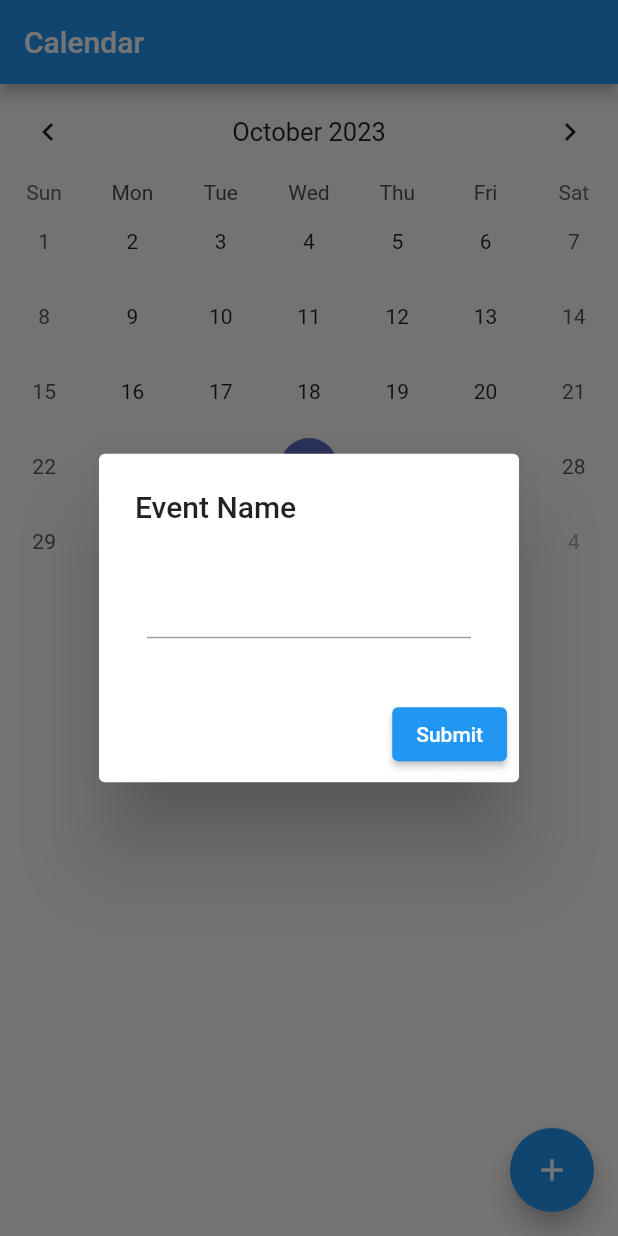
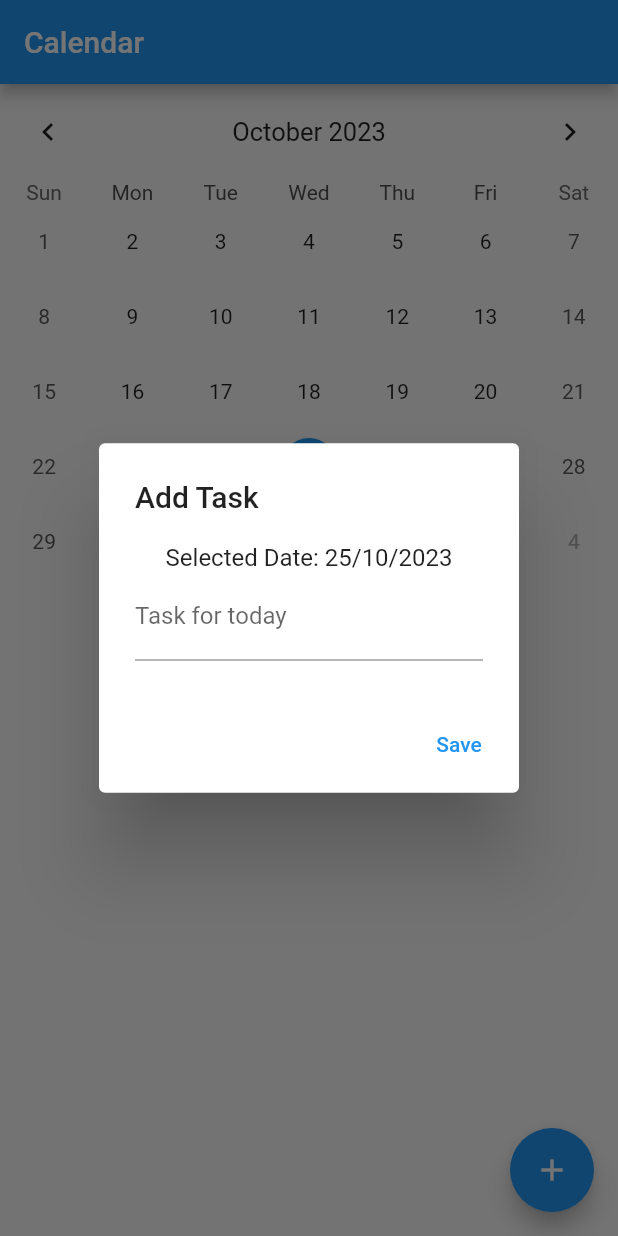
Before and after one commit to atan240/mindful_task_pro, a Flutter app: the Calendar screen opened directly, after a tap on the "add" icon, on a phone screen of 412 x 824 dp. Run offline on Flutter 3.47's test engine with Material 2 defaults, Android fonts, the phone set to English and light mode, and no system bars; drawn by our look-alikes of table_calendar; our stand-ins replace flutter_svg.

Commit message:
Fix date format in Calendar

```diff
--- a/lib/screens/Calendar.dart
+++ b/lib/screens/Calendar.dart
@@ -1,95 +1,146 @@
-import 'package:flutter/foundation.dart';
 import 'package:flutter/material.dart';
+import 'package:table_calendar/table_calendar.dart';
 import 'package:mindful_task_pro/event.dart';
-import 'package:table_calendar/table_calendar.dart';
-
-
-
-
-
+import 'package:intl/intl.dart';
 
 class Calendar extends StatefulWidget {
   @override
-  State<Calendar> createState() => _CalendarState();
+  State<Calendar> createState() => _CalendarAppState();
 }
 
-class _CalendarState extends State<Calendar> {
-   DateTime today = DateTime.now();
-   DateTime?  _selectedDay;
-   Map<DateTime, List<Events>> events = {};
+class _CalendarAppState extends State<Calendar>
+    with AutomaticKeepAliveClientMixin {
+  @override
+  bool get wantKeepAlive => true;
+
+  DateTime _today = DateTime.now();
+  DateTime? _selectedDay;
+  Map<DateTime, List<String>> _events = {};
   TextEditingController _eventController = TextEditingController();
-   //late final ValueNotifier <List<Events>> _selectedEvents;
-
-     get builder => null;
-   void _onDaySelected(DateTime day, DateTime focusedDay){
-    setState(() {
-      today = day;
-    });
-   }
 
   @override
   void initState() {
     super.initState();
-  _selectedDay = _selectedDay;
-  //_selectedEvents = ValueNotifier(_getEventsForDay(_selectedDay!));
-}
-//all events from the day
-List <Events> _getEventsForDay (DateTime day){
-  return events[day]?? [];
+    _selectedDay = _today;
   }
 
   @override
-  Widget build(BuildContext context) => Scaffold(
-        appBar: AppBar(title: const Text('Calendar'),),
-        floatingActionButton: FloatingActionButton(onPressed: (){
+  void dispose() {
+    _eventController.dispose();
+    super.dispose();
+  }
 
+  @override
+  Widget build(BuildContext context) {
+    return Scaffold(
+      appBar: AppBar(
+        title: Text('Calendar'),
+      ),
+      body: SingleChildScrollView(
+        child: Column(
+          crossAxisAlignment: CrossAxisAlignment.start,
+          children: <Widget>[
+            TableCalendar(
+              locale: 'en_us',
+              rowHeight: 50,
+              headerStyle:
+                  HeaderStyle(formatButtonVisible: false, titleCentered: true),
+              focusedDay: _today,
+              onDaySelected: (selectedDay, focusedDay) {
+                setState(() {
+                  _selectedDay = selectedDay;
+                });
+              },
+              eventLoader: (day) => _events[day] ?? [],
+              availableGestures: AvailableGestures.all,
+              selectedDayPredicate: (day) => isSameDay(day, _selectedDay),
+              firstDay: DateTime(2000, 01, 01),
+              lastDay: DateTime(2030, 01, 01),
+              calendarStyle: CalendarStyle(
+                selectedDecoration: BoxDecoration(
+                  shape: BoxShape.circle,
+                  color: Colors.blue,
+                ),
+              ),
+            ),
+            if (_events[_selectedDay] != null)
+              Column(
+                crossAxisAlignment: CrossAxisAlignment.start,
+                children: _events[_selectedDay]!.asMap().entries.map((entry) {
+                  final index = entry.key;
+                  final event = entry.value;
+                  return ListTile(
+                    title: Row(
+                      children: [
+                        Expanded(
+                          child: Text(event),
+                        ),
+                        IconButton(
+                          icon: Icon(Icons.delete),
+                          onPressed: () {
+                            setState(() {
+                              _events[_selectedDay!]!.removeAt(index);
+                            });
+                          },
+                        ),
+                      ],
+                    ),
+                  );
+                }).toList(),
+              ),
+          ],
+        ),
+      ),
+      floatingActionButton: FloatingActionButton(
+        onPressed: () {
           showDialog(
             context: context,
             builder: (context) {
               return AlertDialog(
-              scrollable: true,
-              title: Text('Event Name'),
-              content: Padding(
-                padding: EdgeInsets.all(8),
-                child: TextField(
+                title: Text('Add Task'),
+                content: Column(
+                  mainAxisSize: MainAxisSize.min,
+                  children: [
+                    // Text('Selected Date: ${_selectedDay?.toLocal()}'),
+                    Text(
+                        'Selected Date: ${_selectedDay != null ? DateFormat('dd/MM/yyyy').format(_selectedDay!) : ''}'),
+                    TextFormField(
                       controller: _eventController,
+                      decoration: InputDecoration(labelText: 'Task for today'),
                     ),
+                  ],
                 ),
-              actions: [
-                ElevatedButton(
-                  onPressed: (){
-                    events.addAll({_selectedDay!: [Events(_eventController.text)]
+                actions: <Widget>[
+                  TextButton(
+                    onPressed: () {
+                      final eventText = _eventController.text;
+                      if (eventText.isNotEmpty && _selectedDay != null) {
+                        setState(() {
+                          if (_events[_selectedDay!] == null) {
+                            _events[_selectedDay!] = [eventText];
+                          } else {
+                            _events[_selectedDay!]!.add(eventText);
+                          }
                         });
-
+                      }
+                      _eventController.clear();
                       Navigator.of(context).pop();
-                }, child: Text('Submit'),
-                )
+                    },
+                    child: Text('Save'),
+                  ),
                 ],
               );
-           });
             },
-        child: Icon(Icons.add)),
-        body: Container(
-          child: TableCalendar(
-            locale: 'en_us',
-            rowHeight: 50,
-            headerStyle: HeaderStyle(formatButtonVisible: false, titleCentered: true),
-            focusedDay: today,
-            onDaySelected: _onDaySelected,
-            eventLoader: _getEventsForDay,
-            availableGestures: AvailableGestures.all,
-            selectedDayPredicate: (day) => isSameDay(day, today),
-            firstDay: DateTime(2000, 01, 01),
-            lastDay: DateTime(2030, 01, 01),
-        ),
-
+          );
+        },
+        child: Icon(Icons.add),
       ),
     );
-
+  }
 }
 
-
-
-
-
-/////
+void main() {
+  runApp(MaterialApp(
+    home: Calendar(),
+  ));
+}
--- a/lib/screens/MyTimer.dart
+++ b/lib/screens/MyTimer.dart
@@ -10,6 +10,7 @@ class MyTimer extends StatelessWidget {
   Widget build(BuildContext context) {
     return MaterialApp(
       home: TimerPage(),
+      debugShowCheckedModeBanner: false,
     );
   }
 }
--- a/pubspec.yaml
+++ b/pubspec.yaml
@@ -35,6 +35,7 @@ dependencies:
   provider: ^6.0.0
   flutter_svg: ^2.0.5
   table_calendar: ^3.0.9
+  intl: ^0.17.0
 
   # The following adds the Cupertino Icons font to your application.
   # Use with the CupertinoIcons class for iOS style icons.
```
Lines whose indentation alone changed are shown as unchanged.
